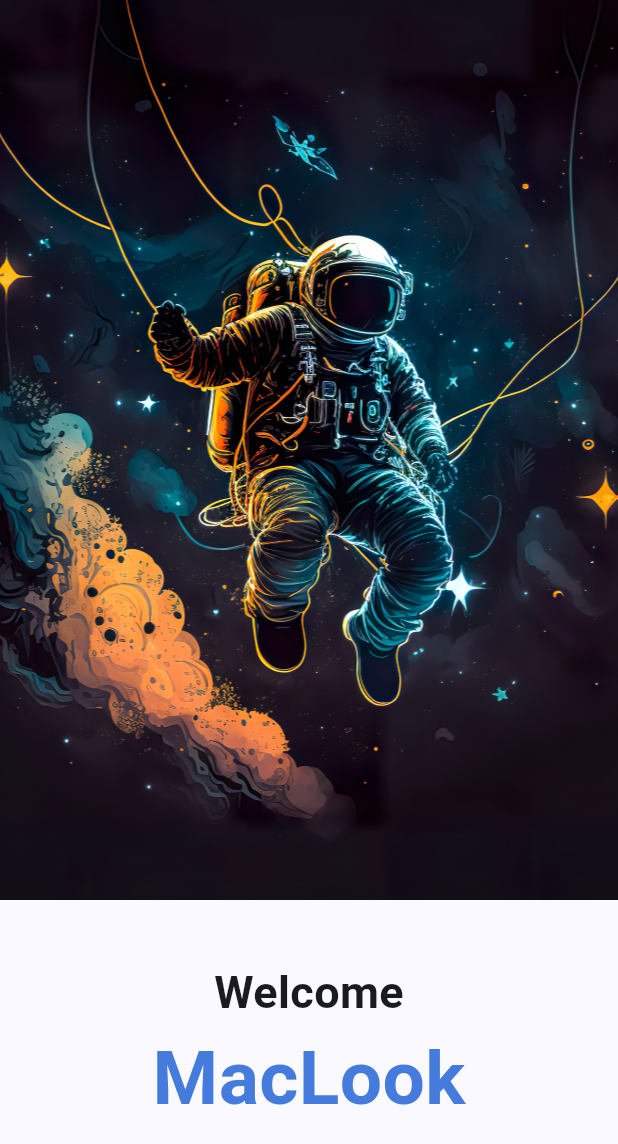
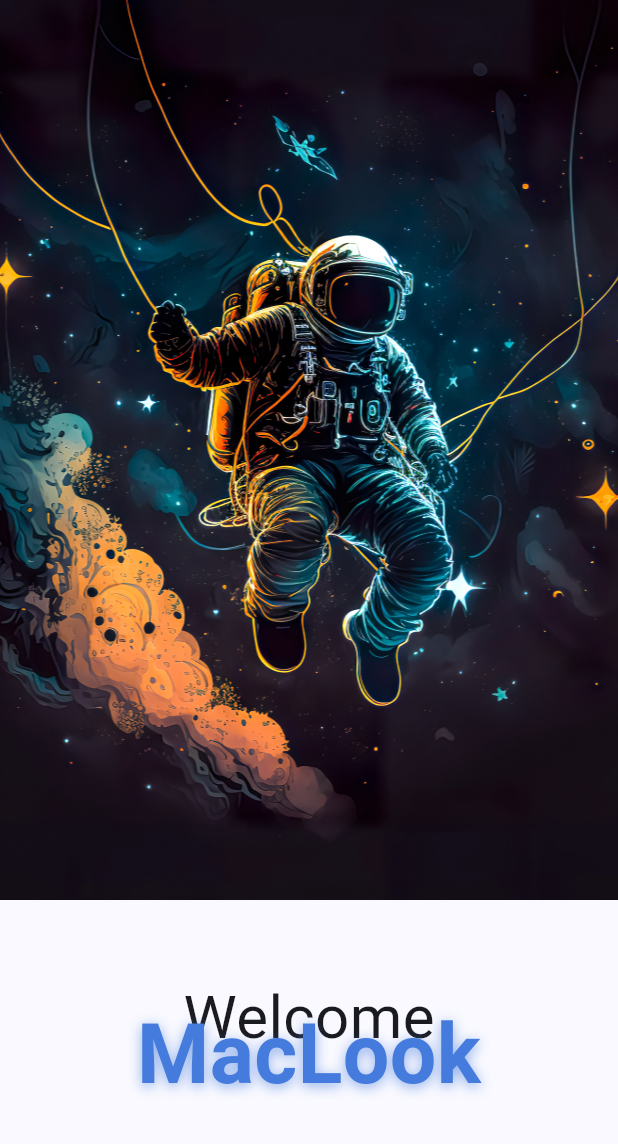
Before and after one commit to ushanwk/Flutter-MacLook-App, a Flutter app: the screen it shows after launch, on a phone screen of 412 x 824 dp. Shown: the top 1144 px of the screen. Run offline on Flutter 3.47's test engine with Material 3 defaults, Android fonts, the light colour scheme and no system bars; Roboto replaces fonts that are missing (Helvetica).

Commit message:
welcome_screen all wrap with methods

```diff
--- a/lib/main.dart
+++ b/lib/main.dart
@@ -4,7 +4,7 @@ import 'package:sample_app_1/screens/welcome_screen.dart';
 const Color accent = Color(0xFF447BDD);
 
 void main(){
-  runApp(MyApp());
+  runApp(const MyApp());
 }
 
 class MyApp extends StatelessWidget {
@@ -19,7 +19,7 @@ class MyApp extends StatelessWidget {
         colorScheme: ColorScheme.fromSeed(seedColor: accent),
         useMaterial3: true,
       ),
-      home: const welcome_screen(),
+      home: const WelcomeScreen(),
     );
   }
 }
--- a/lib/screens/welcome_screen.dart
+++ b/lib/screens/welcome_screen.dart
@@ -1,48 +1,70 @@
 import 'package:flutter/material.dart';
 import 'package:sample_app_1/main.dart';
 
-class welcome_screen extends StatefulWidget {
-  const welcome_screen({super.key});
+class WelcomeScreen extends StatefulWidget {
+  const WelcomeScreen({super.key});
 
   @override
-  State<welcome_screen> createState() => _welcome_screenState();
+  State<WelcomeScreen> createState() => WelcomeScreenState();
 }
 
-class _welcome_screenState extends State<welcome_screen> {
+class WelcomeScreenState extends State<WelcomeScreen> {
+
+  Widget welcomeScreenImg(){
+    return SizedBox(
+      height: 600,
+      child: Image.asset(
+        "assets/welcome_screen_bg.jpg",
+        fit: BoxFit.cover,
+      ),
+    );
+  }
+
+  Widget welcomeScreenTwoTexts(){
+    return Stack(
+      alignment: Alignment.center,
+      children: <Widget>[
+        const Positioned(
+          top: 50,
+          child: Text(
+            'Welcome',
+            style: TextStyle(
+                fontSize: 40.0,
+                fontFamily: 'Helvetica'
+            ),
+          ),
+        ),
+        Positioned(
+          top: 64.0,
+          child: Text(
+            'MacLook',
+            style: TextStyle(
+              fontSize: 55.0,
+              fontWeight: FontWeight.bold,
+              color: accent,
+              shadows: [
+                Shadow(
+                  offset: const Offset(0.0, 2.0),
+                  blurRadius: 10.0,
+                  color: accent.withOpacity(0.6),
+                ),
+              ],
+            ),
+          ),
+        ),
+      ],
+    );
+  }
+
   @override
   Widget build(BuildContext context) {
     return Scaffold(
       body: Column(
         children: [
-          SizedBox(
-            height: 600,
-            child: Image.asset(
-              "assets/welcome_screen_bg.jpg",
-              fit: BoxFit.cover,
-            ),
-          ),
-          const Expanded(
-            child: Padding(
-              padding: EdgeInsets.all(40),
-              child: Column(
-                children: [
-                  Text('Welcome', style:
-                    TextStyle(
-                      fontFamily: 'Helvetica',
-                      fontSize: 30.0,
-                      fontWeight: FontWeight.bold,
-                    ),
-                  ),
-                  Text('MacLook', style:
-                  TextStyle(
-                    fontFamily: 'Helvetica',
-                    fontSize: 50.0,
-                    fontWeight: FontWeight.bold,
-                    color: accent
-                  ),
-                  ),
-                ],
-              ),
+          welcomeScreenImg(),
+           Expanded(
+            child: Center(
+              child: welcomeScreenTwoTexts(),
             ),
           ),
         ],
```
